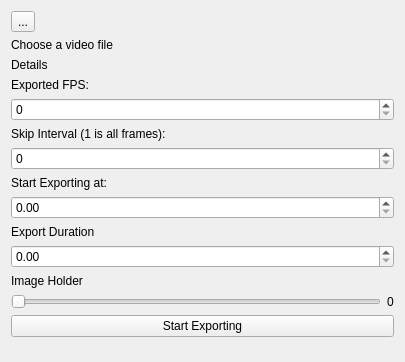
Above: animationimporter/animatorWidget.ui from scottpetrovic/animator-video-reference before the change. Below: the same form after it.
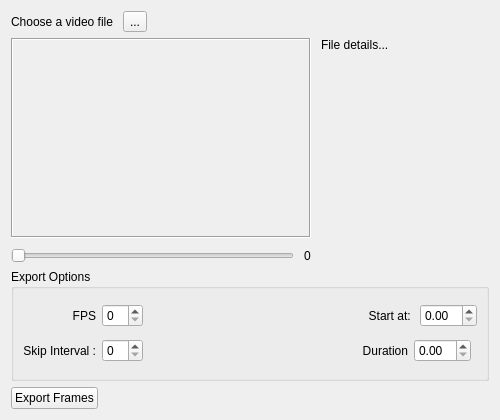
That is the form after the change.

Commit message: arrange UI file so it was like how it previously was

Patch:
```diff
--- a/animationimporter/animatorWidget.ui
+++ b/animationimporter/animatorWidget.ui
@@ -6,21 +6,19 @@
    <rect>
     <x>0</x>
     <y>0</y>
-    <width>405</width>
-    <height>362</height>
+    <width>500</width>
+    <height>420</height>
    </rect>
   </property>
   <property name="windowTitle">
    <string>Import Video for Animation Reference</string>
   </property>
-  <layout class="QVBoxLayout" name="verticalLayout">
+  <layout class="QVBoxLayout" name="verticalLayout_2">
    <item>
-    <widget class="QToolButton" name="filePickerButton">
-     <property name="text">
-      <string>...</string>
+    <layout class="QHBoxLayout" name="horizontalLayout">
+     <property name="spacing">
+      <number>10</number>
      </property>
-    </widget>
-   </item>
    <item>
     <widget class="QLabel" name="fileLocationLabel">
      <property name="text">
@@ -29,63 +27,72 @@
     </widget>
    </item>
    <item>
-    <widget class="QLabel" name="fileLoadedDetails">
+      <widget class="QToolButton" name="filePickerButton">
      <property name="text">
-      <string>Details</string>
+        <string>...</string>
      </property>
     </widget>
    </item>
    <item>
-    <widget class="QLabel" name="fpsLabel">
-     <property name="text">
-      <string>Exported FPS:</string>
-     </property>
-    </widget>
-   </item>
-   <item>
-    <widget class="QSpinBox" name="fpsSpinbox"/>
-   </item>
-   <item>
-    <widget class="QLabel" name="frameSkipLabel">
-     <property name="text">
-      <string>Skip Interval (1 is all frames):</string>
-     </property>
-    </widget>
-   </item>
-   <item>
-    <widget class="QSpinBox" name="frameSkipSpinbox"/>
+      <spacer name="horizontalSpacer">
+       <property name="orientation">
+        <enum>Qt::Horizontal</enum>
+       </property>
+       <property name="sizeHint" stdset="0">
+        <size>
+         <width>40</width>
+         <height>20</height>
+        </size>
+       </property>
+      </spacer>
+     </item>
+    </layout>
    </item>
    <item>
-    <widget class="QLabel" name="startExportingAtXSecondsLabel">
-     <property name="text">
-      <string>Start Exporting at: </string>
+    <layout class="QHBoxLayout" name="horizontalLayout_3">
+     <property name="spacing">
+      <number>10</number>
      </property>
-    </widget>
-   </item>
    <item>
-    <widget class="QDoubleSpinBox" name="startExportingAtSpinbox"/>
-   </item>
-   <item>
-    <widget class="QLabel" name="label">
-     <property name="text">
-      <string>Export Duration</string>
-     </property>
-    </widget>
-   </item>
-   <item>
-    <widget class="QDoubleSpinBox" name="exportDurationSpinbox"/>
-   </item>
+      <layout class="QVBoxLayout" name="verticalLayout">
    <item>
     <widget class="QLabel" name="thumbnailImageHolder">
+         <property name="minimumSize">
+          <size>
+           <width>300</width>
+           <height>200</height>
+          </size>
+         </property>
+         <property name="maximumSize">
+          <size>
+           <width>300</width>
+           <height>200</height>
+          </size>
+         </property>
+         <property name="frameShape">
+          <enum>QFrame::Box</enum>
+         </property>
+         <property name="frameShadow">
+          <enum>QFrame::Sunken</enum>
+         </property>
      <property name="text">
-      <string>Image Holder</string>
+          <string/>
      </property>
     </widget>
    </item>
    <item>
     <layout class="QHBoxLayout" name="horizontalLayout_2">
+         <property name="spacing">
+          <number>10</number>
+         </property>
      <item>
       <widget class="QSlider" name="videoPreviewScrubber">
+           <property name="sizePolicy">
+            <sizepolicy hsizetype="Preferred" vsizetype="Fixed">
+             <horstretch>0</horstretch>
+             <verstretch>0</verstretch>
+            </sizepolicy>
+           </property>
        <property name="orientation">
         <enum>Qt::Horizontal</enum>
        </property>
@@ -93,6 +100,12 @@
      </item>
      <item>
       <widget class="QLabel" name="videoSliderValueLabel">
+           <property name="sizePolicy">
+            <sizepolicy hsizetype="Fixed" vsizetype="Preferred">
+             <horstretch>0</horstretch>
+             <verstretch>0</verstretch>
+            </sizepolicy>
+           </property>
        <property name="text">
         <string>0</string>
        </property>
@@ -100,25 +113,149 @@
      </item>
     </layout>
    </item>
+      </layout>
+     </item>
+     <item>
+      <widget class="QLabel" name="fileLoadedDetails">
+       <property name="sizePolicy">
+        <sizepolicy hsizetype="Expanding" vsizetype="Preferred">
+         <horstretch>0</horstretch>
+         <verstretch>0</verstretch>
+        </sizepolicy>
+       </property>
+       <property name="maximumSize">
+        <size>
+         <width>170</width>
+         <height>16777215</height>
+        </size>
+       </property>
+       <property name="text">
+        <string>File details...</string>
+       </property>
+       <property name="alignment">
+        <set>Qt::AlignLeading|Qt::AlignLeft|Qt::AlignTop</set>
+       </property>
+       <property name="wordWrap">
+        <bool>true</bool>
+       </property>
+      </widget>
+     </item>
+    </layout>
+   </item>
+   <item>
+    <widget class="QGroupBox" name="groupBox">
+     <property name="title">
+      <string>Export Options</string>
+     </property>
+     <layout class="QGridLayout" name="gridLayout_2">
+      <item row="0" column="5">
+       <widget class="QDoubleSpinBox" name="startExportingAtSpinbox">
+        <property name="sizePolicy">
+         <sizepolicy hsizetype="Fixed" vsizetype="Fixed">
+          <horstretch>0</horstretch>
+          <verstretch>0</verstretch>
+         </sizepolicy>
+        </property>
+       </widget>
+      </item>
+      <item row="1" column="0">
+       <widget class="QLabel" name="frameSkipLabel">
+        <property name="text">
+         <string>Skip Interval :</string>
+        </property>
+        <property name="alignment">
+         <set>Qt::AlignRight|Qt::AlignTrailing|Qt::AlignVCenter</set>
+        </property>
+       </widget>
+      </item>
+      <item row="0" column="0">
+       <widget class="QLabel" name="fpsLabel">
+        <property name="text">
+         <string>FPS</string>
+        </property>
+        <property name="alignment">
+         <set>Qt::AlignRight|Qt::AlignTrailing|Qt::AlignVCenter</set>
+        </property>
+       </widget>
+      </item>
+      <item row="1" column="4" colspan="2">
+       <widget class="QDoubleSpinBox" name="exportDurationSpinbox">
+        <property name="sizePolicy">
+         <sizepolicy hsizetype="Fixed" vsizetype="Fixed">
+          <horstretch>0</horstretch>
+          <verstretch>0</verstretch>
+         </sizepolicy>
+        </property>
+       </widget>
+      </item>
+      <item row="1" column="1">
+       <widget class="QSpinBox" name="frameSkipSpinbox"/>
+      </item>
+      <item row="0" column="2">
+       <spacer name="horizontalSpacer_2">
+        <property name="orientation">
+         <enum>Qt::Horizontal</enum>
+        </property>
+        <property name="sizeHint" stdset="0">
+         <size>
+          <width>40</width>
+          <height>20</height>
+         </size>
+        </property>
+       </spacer>
+      </item>
+      <item row="0" column="3" colspan="2">
+       <widget class="QLabel" name="startExportingAtXSecondsLabel">
+        <property name="text">
+         <string>Start at: </string>
+        </property>
+        <property name="alignment">
+         <set>Qt::AlignRight|Qt::AlignTrailing|Qt::AlignVCenter</set>
+        </property>
+       </widget>
+      </item>
+      <item row="1" column="3">
+       <widget class="QLabel" name="label">
+        <property name="text">
+         <string>Duration</string>
+        </property>
+        <property name="alignment">
+         <set>Qt::AlignRight|Qt::AlignTrailing|Qt::AlignVCenter</set>
+        </property>
+       </widget>
+      </item>
+      <item row="0" column="1">
+       <widget class="QSpinBox" name="fpsSpinbox"/>
+      </item>
+     </layout>
+    </widget>
+   </item>
+   <item>
+    <layout class="QHBoxLayout" name="horizontalLayout_4">
+     <property name="spacing">
+      <number>12</number>
+     </property>
    <item>
     <widget class="QPushButton" name="startButton">
      <property name="text">
-      <string>Start Exporting</string>
+        <string>Export Frames</string>
      </property>
     </widget>
    </item>
    <item>
-    <spacer name="verticalSpacer">
+      <spacer name="horizontalSpacer_3">
      <property name="orientation">
-      <enum>Qt::Vertical</enum>
+        <enum>Qt::Horizontal</enum>
      </property>
      <property name="sizeHint" stdset="0">
       <size>
-       <width>20</width>
-       <height>40</height>
+         <width>10</width>
+         <height>10</height>
       </size>
      </property>
     </spacer>
+     </item>
+    </layout>
    </item>
   </layout>
  </widget>
```
Lines whose indentation alone changed are shown as unchanged. The commit also changes 1 other file.
